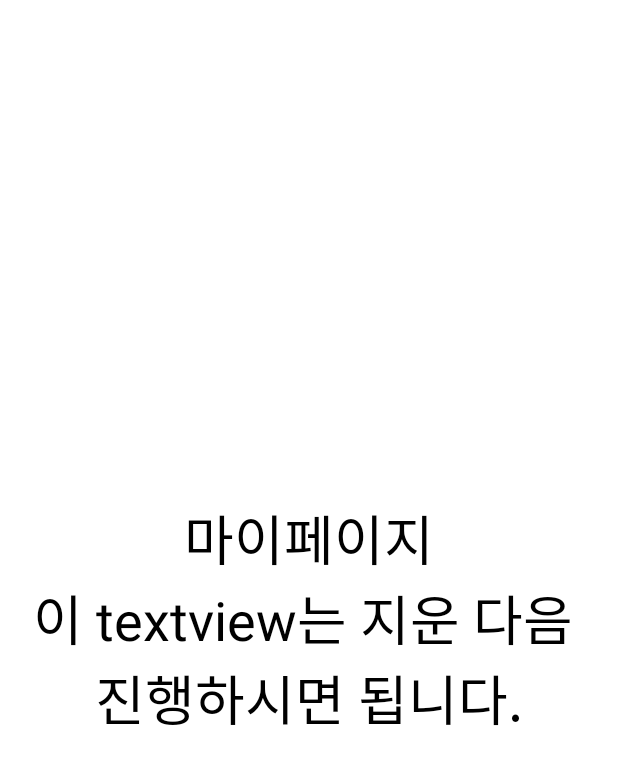
After one commit to BF-Gomdori/HelperGomdori-Android, an Android app: the MypageActivity screen opened directly, with no data from a screen before it, on a phone screen of 412 x 824 dp. The commit adds this screen. Shown: the top 765 px of the screen. Run offline under Robolectric (Android 15) with nearby library versions, the phone set to English and light mode, and no system bars; our stand-ins replace data binding.

Commit message:
feature/structure: MypageActivity 생성 및 main 베프 요청 btn 수정

```diff
--- /dev/null
+++ b/app/src/main/java/com/bf/helpergomdori/ui/mypage/MypageActivity.kt
@@ -0,0 +1,11 @@
+package com.bf.helpergomdori.ui.mypage
+
+import com.bf.helpergomdori.R
+import com.bf.helpergomdori.base.BaseActivity
+import com.bf.helpergomdori.databinding.ActivityMypageBinding
+
+class MypageActivity: BaseActivity<ActivityMypageBinding>(R.layout.activity_mypage) {
+    override fun createActivity() {
+
+    }
+}
--- /dev/null
+++ b/app/src/main/res/layout/activity_mypage.xml
@@ -0,0 +1,21 @@
+<?xml version="1.0" encoding="utf-8"?>
+<layout xmlns:android="http://schemas.android.com/apk/res/android">
+
+    <data>
+
+    </data>
+
+    <androidx.constraintlayout.widget.ConstraintLayout
+        android:layout_width="match_parent"
+        android:layout_height="match_parent">
+
+        <TextView
+            android:layout_width="match_parent"
+            android:layout_height="match_parent"
+            android:text="마이페이지\n이 textview는 지운 다음 \n진행하시면 됩니다."
+            android:textColor="@color/black"
+            android:textSize="36sp"
+            android:gravity="center"/>
+
+    </androidx.constraintlayout.widget.ConstraintLayout>
+</layout>
```
Also changed, not shown: app/src/main/AndroidManifest.xml (+18 -11 lines), app/src/main/java/com/bf/helpergomdori/ui/main/MainActivity.kt (+7 -0 lines), app/src/main/res/layout/activity_main.xml (+4 -11 lines), app/src/main/res/values-v28/style.xml (+20 -1 lines), app/src/main/res/values/style.xml (+19 -0 lines).
